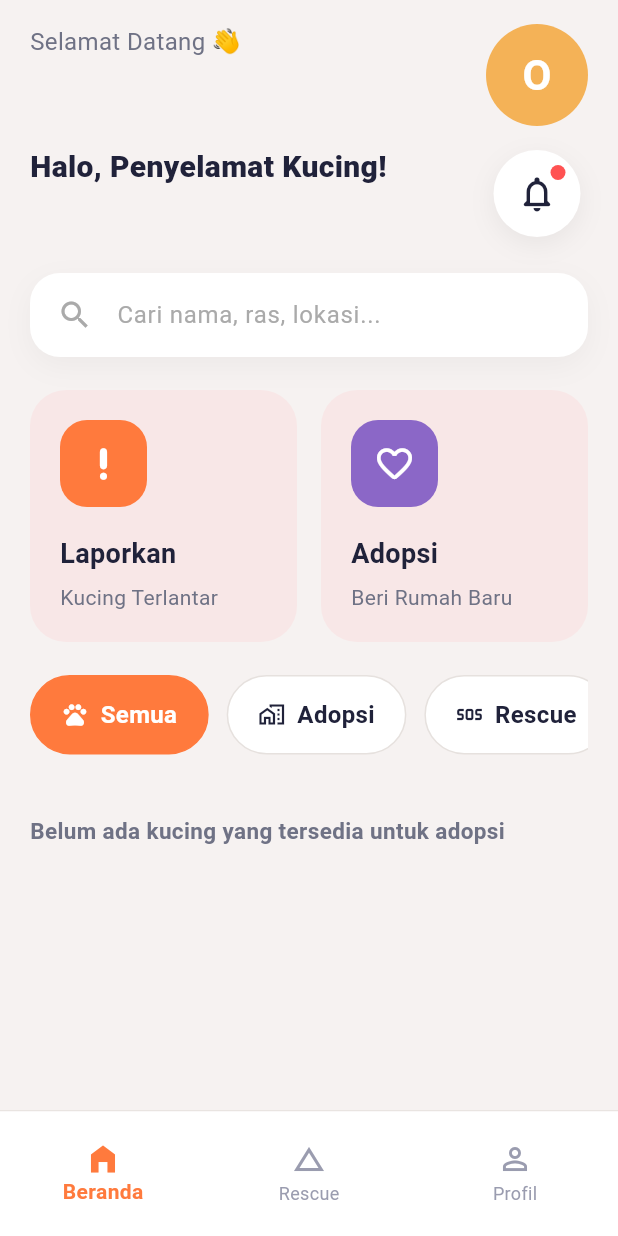
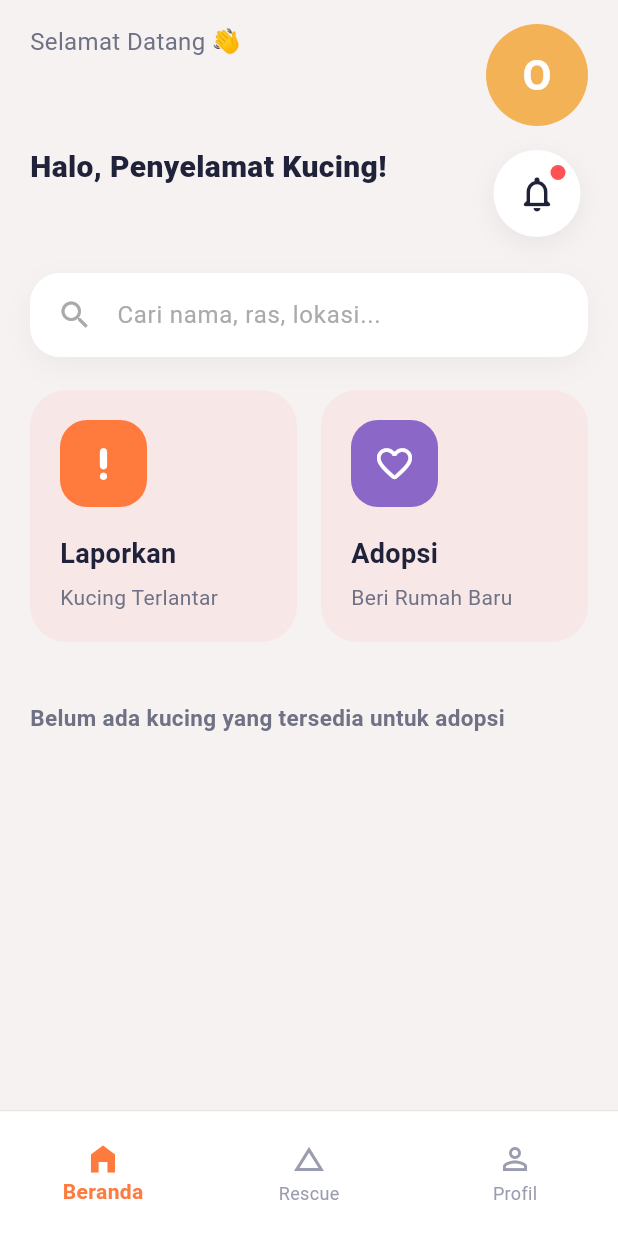
Before and after one commit to marthinsn/onlycats, a Flutter app: the HomeScreen screen opened by its route, on a phone screen of 412 x 824 dp. Run offline on Flutter 3.47's test engine with Material 3 defaults, Android fonts, the light colour scheme and no system bars; our stand-ins replace cloud_firestore, firebase_auth, firebase_core, flutter_local_notifications, flutter_map, geolocator and 4 more; accounts and stored records are empty.

Commit message:
refactor: remove filter buttons from home screen

```diff
--- a/lib/screens/home_screen.dart
+++ b/lib/screens/home_screen.dart
@@ -2,7 +2,6 @@ import 'package:flutter/material.dart';
 import 'package:firebase_auth/firebase_auth.dart';
 import '../theme/app_colors.dart';
 import '../widgets/cat_card.dart';
-import '../widgets/filter_chip_item.dart';
 import 'rescue_screen.dart';
 import 'profile_screen.dart';
 import 'notification_screen.dart';
@@ -87,8 +86,6 @@ class _HomeScreenState extends State<HomeScreen> {
             _buildSearchBar(),
             const SizedBox(height: 22),
             _buildMenuCards(),
-            const SizedBox(height: 22),
-            _buildFilterSection(),
             const SizedBox(height: 22),
             _buildCatListFromFirestore(),
           ],
@@ -351,21 +348,6 @@ class _HomeScreenState extends State<HomeScreen> {
     );
   }
 
-  Widget _buildFilterSection() {
-    return SingleChildScrollView(
-      scrollDirection: Axis.horizontal,
-      child: Row(
-        children: const [
-          FilterChipItem(label: 'Semua', selected: true, icon: Icons.pets),
-          SizedBox(width: 12),
-          FilterChipItem(label: 'Adopsi', icon: Icons.home_work_outlined),
-          SizedBox(width: 12),
-          FilterChipItem(label: 'Rescue', icon: Icons.sos),
-        ],
-      ),
-    );
-  }
-
   Widget _buildCatListFromFirestore() {
     return StreamBuilder<QuerySnapshot>(
       stream: FirebaseFirestore.instance
```
